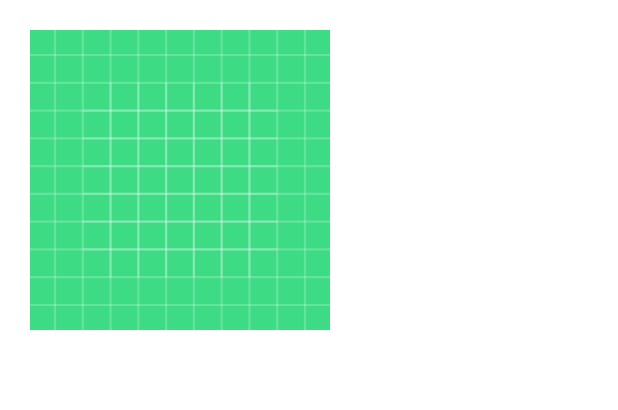
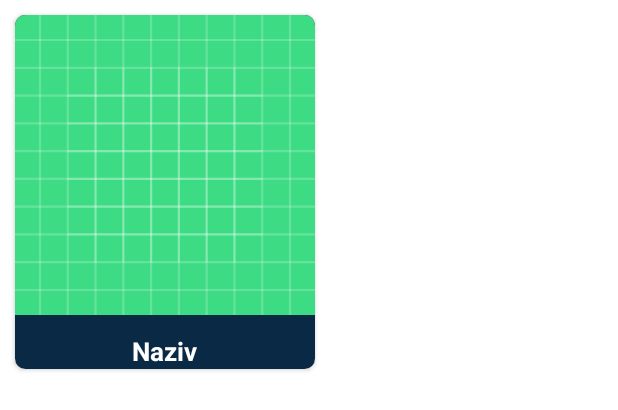
Before and after one commit to janajolovic/OslobodiSe, an Android app: the layout artikal_layout.xml on its own in the app's theme, with its tools: preview values and no code run, on a phone screen of 412 x 824 dp. Shown: the top 410 px of the screen. Run offline under Robolectric (Android 15) with nearby library versions, the light colour scheme and no system bars.

Commit message:
Initial Commit

```diff
--- a/app/src/main/java/com/example/oslobodiseresi/MainActivity.java
+++ b/app/src/main/java/com/example/oslobodiseresi/MainActivity.java
@@ -23,6 +23,10 @@ public class MainActivity extends AppCompatActivity {
         artikli.add(new Artikal("Kasika", "https://image.shutterstock.com/image-photo/wooden-spoon-placed-on-white-260nw-1716144358.jpg"));
         artikli.add(new Artikal("Kasika", "https://image.shutterstock.com/image-photo/wooden-spoon-placed-on-white-260nw-1716144358.jpg"));
         artikli.add(new Artikal("Kasika", "https://image.shutterstock.com/image-photo/wooden-spoon-placed-on-white-260nw-1716144358.jpg"));
+        artikli.add(new Artikal("Kasika", "https://image.shutterstock.com/image-photo/wooden-spoon-placed-on-white-260nw-1716144358.jpg"));
+        artikli.add(new Artikal("Kasika", "https://image.shutterstock.com/image-photo/wooden-spoon-placed-on-white-260nw-1716144358.jpg"));
+        artikli.add(new Artikal("Kasika", "https://image.shutterstock.com/image-photo/wooden-spoon-placed-on-white-260nw-1716144358.jpg"));
+        artikli.add(new Artikal("Kasika", "https://image.shutterstock.com/image-photo/wooden-spoon-placed-on-white-260nw-1716144358.jpg"));
         //recycler view
 
 
--- a/app/src/main/res/layout/activity_main.xml
+++ b/app/src/main/res/layout/activity_main.xml
@@ -12,8 +12,9 @@
         android:background="@color/dark_blue">
 
         <RelativeLayout
-            android:layout_width="match_parent"
-            android:layout_height="match_parent"
+            android:layout_width="wrap_content"
+            android:layout_height="wrap_content"
+            android:background="@color/teal_700"
             >
 
             <androidx.recyclerview.widget.RecyclerView
--- a/app/src/main/res/layout/artikal_layout.xml
+++ b/app/src/main/res/layout/artikal_layout.xml
@@ -1,11 +1,19 @@
 <?xml version="1.0" encoding="utf-8"?>
-<RelativeLayout xmlns:android="http://schemas.android.com/apk/res/android"
+<androidx.cardview.widget.CardView xmlns:android="http://schemas.android.com/apk/res/android"
+    xmlns:app="http://schemas.android.com/apk/res-auto"
     android:id="@+id/artikalParent"
     android:layout_width="wrap_content"
     android:layout_height="wrap_content"
     android:padding="10dp"
-    android:layout_margin="10dp">
+    android:layout_margin="10dp"
+    app:cardCornerRadius="7dp"
+    android:elevation="7dp"
+    >
 
+    <RelativeLayout
+        android:layout_width="match_parent"
+        android:layout_height="match_parent"
+        android:background="@color/dark_blue">
         <ImageView
             android:layout_width="200dp"
             android:layout_height="200dp"
@@ -26,5 +34,9 @@
             android:layout_marginTop="12dp"
             android:textColor="@color/white"/>
 
+    </RelativeLayout>
 
-</RelativeLayout>
+
+
+
+</androidx.cardview.widget.CardView>
--- /dev/null
+++ b/app/src/main/res/menu/main_menu.xml
@@ -0,0 +1,4 @@
+<?xml version="1.0" encoding="utf-8"?>
+<menu xmlns:android="http://schemas.android.com/apk/res/android">
+
+</menu>
```
Also changed, not shown: app/src/main/res/drawable/ic_baseline_menu_24.xml (added, +10 -0 lines). Lines whose indentation alone changed are shown as unchanged.
